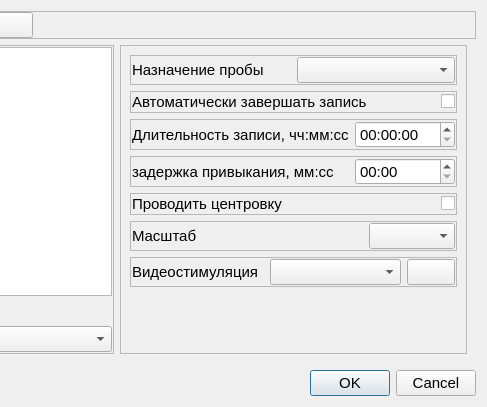
Above: metodics/stabtest/stabtestparamsdialog.ui from grigp/a-analyser before the change; both pictures show x 221 to 708 and y 0 to 407 of the 708 by 407 pixel window. Below: the same form after it.
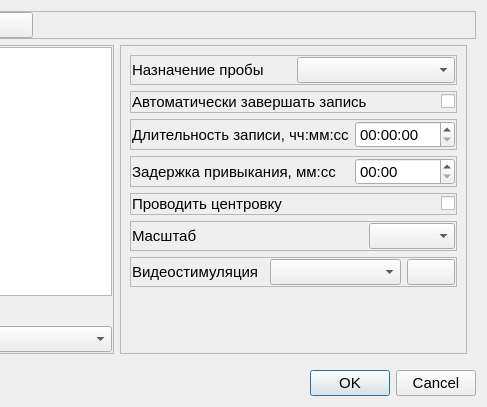
That is the form after the change. Icons and pictures are not drawn.

Patch:
```diff
--- a/metodics/stabtest/stabtestparamsdialog.ui
+++ b/metodics/stabtest/stabtestparamsdialog.ui
@@ -365,7 +365,7 @@
             <item>
              <widget class="QLabel" name="lblTimeLatent">
               <property name="text">
-               <string>задержка привыкания, мм:сс</string>
+               <string>Задержка привыкания, мм:сс</string>
               </property>
              </widget>
             </item>
```
